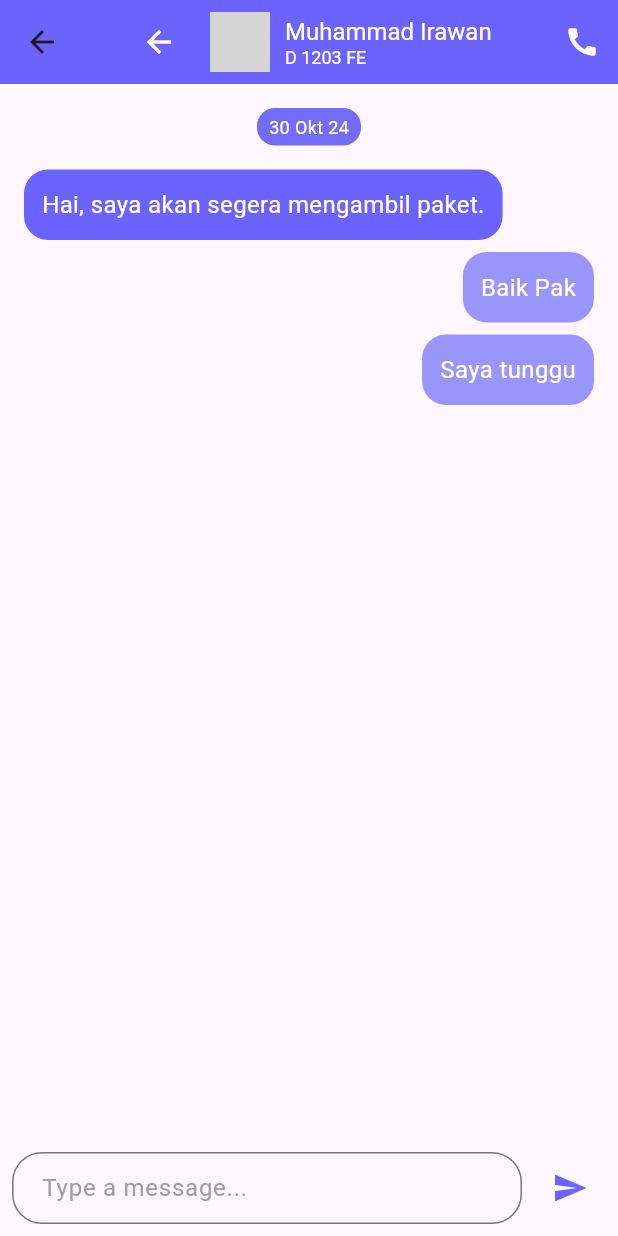
After one commit to Nizar-Rasyiid/sendit_mobile, a Flutter app: the ChatPage screen opened directly, on a phone screen of 412 x 824 dp. The commit adds this screen. Run offline on Flutter 3.47's test engine with Material 3 defaults, Android fonts, the phone set to English and light mode, and no system bars; our stand-ins replace flutter_local_notifications, flutter_timezone, phosphor_flutter, timezone, wave; grey boxes are pictures that could not be loaded.

Commit message:
updatedChat

```diff
--- a/lib/home/homepage.dart
+++ b/lib/home/homepage.dart
@@ -35,7 +35,7 @@ class _HomePageState extends State<HomePage> {
                     setState(() {
                       _isPeriodicNotificationEnabled = value;
                       if (value) {
-                        LocalNotifications.showPeriodicNotifications(
+                        LocalNotifications.showSimpleNotification(
                           title: "Bro, paketnya udah dikirim?",
                           body: "Jangan sampai teman kamu nungguin terus!",
                           payload: "This is periodic data",
--- a/lib/main.dart
+++ b/lib/main.dart
@@ -13,9 +13,12 @@ import 'package:sendit/local_notifications.dart';
 import 'package:sendit/order/orderInformationPage.dart';
 import 'package:sendit/order/orderPage.dart';
 
+import 'package:sendit/order/order_chat.dart';
+
 import 'auth/login.dart';
 import 'auth/register.dart';
 import 'Kurir/Auth/LoginKurir.dart';
+import 'order/orderPage.dart';
 
 void main() async {
   WidgetsFlutterBinding.ensureInitialized();
--- a/lib/order/orderPage.dart
+++ b/lib/order/orderPage.dart
@@ -68,7 +68,7 @@ class _OrderPageState extends State<OrderPage> {
         elevation: 0,
         title: Row(
           children: [
-                        Image.asset(
+            Image.asset(
               'assets/sendit.png', // Pastikan untuk menambahkan aset ini
               height: 24,
               color: Colors.white,
--- /dev/null
+++ b/lib/order/order_chat.dart
@@ -0,0 +1,144 @@
+import 'package:flutter/material.dart';
+
+void main() {
+  runApp(MyApp());
+}
+
+class MyApp extends StatelessWidget {
+  @override
+  Widget build(BuildContext context) {
+    return MaterialApp(
+      home: ChatPage(),
+    );
+  }
+}
+
+class ChatPage extends StatelessWidget {
+  @override
+  Widget build(BuildContext context) {
+    return Scaffold(
+      appBar: AppBar(
+        backgroundColor: Color(0xFF6C63FF),
+        title: Row(
+          children: [
+            SizedBox(width: 10),
+            IconButton(
+              icon: Icon(Icons.arrow_back, color: Colors.white),
+              onPressed: () {
+                Navigator.of(context).pop();
+              },
+            ),
+            SizedBox(width: 10),
+            CircleAvatar(
+              backgroundImage:
+                  AssetImage('assets/profile.jpg'), // Add a profile image here
+            ),
+            SizedBox(width: 10),
+            Column(
+              crossAxisAlignment: CrossAxisAlignment.start,
+              children: [
+                Text(
+                  'Muhammad Irawan',
+                  style: TextStyle(fontSize: 16, color: Colors.white),
+                ),
+                Text(
+                  'D 1203 FE',
+                  style: TextStyle(fontSize: 12, color: Colors.white),
+                ),
+              ],
+            ),
+          ],
+        ),
+        actions: [
+          IconButton(
+            icon: Icon(Icons.call, color: Colors.white),
+            onPressed: () {},
+          ),
+        ],
+      ),
+      body: Column(
+        children: [
+          Expanded(
+            child: ListView(
+              padding: EdgeInsets.all(16),
+              children: [
+                Center(
+                  child: Container(
+                    padding: EdgeInsets.symmetric(vertical: 4, horizontal: 8),
+                    decoration: BoxDecoration(
+                      color: Color.fromARGB(255, 115, 108, 247),
+                      borderRadius: BorderRadius.circular(12),
+                    ),
+                    child: Text(
+                      '30 Okt 24',
+                      style: TextStyle(color: Colors.white, fontSize: 12),
+                    ),
+                  ),
+                ),
+                SizedBox(height: 16),
+                ChatBubble(
+                    isSender: false,
+                    message: "Hai, saya akan segera mengambil paket."),
+                SizedBox(height: 8),
+                ChatBubble(isSender: true, message: "Baik Pak"),
+                SizedBox(height: 8),
+                ChatBubble(isSender: true, message: "Saya tunggu"),
+              ],
+            ),
+          ),
+          Container(
+            padding: EdgeInsets.all(8),
+            child: Row(
+              children: [
+                Expanded(
+                  child: TextField(
+                    decoration: InputDecoration(
+                      hintText: 'Type a message...',
+                      hintStyle: TextStyle(color: Colors.grey),
+                      border: OutlineInputBorder(
+                        borderRadius: BorderRadius.circular(20),
+                      ),
+                      contentPadding: EdgeInsets.symmetric(horizontal: 16),
+                    ),
+                  ),
+                ),
+                SizedBox(width: 8),
+                IconButton(
+                  icon: Icon(Icons.send, color: Color(0xFF6C63FF)),
+                  onPressed: () {},
+                ),
+              ],
+            ),
+          ),
+        ],
+      ),
+    );
+  }
+}
+
+class ChatBubble extends StatelessWidget {
+  final bool isSender;
+  final String message;
+
+  ChatBubble({required this.isSender, required this.message});
+
+  @override
+  Widget build(BuildContext context) {
+    return Align(
+      alignment: isSender ? Alignment.centerRight : Alignment.centerLeft,
+      child: Container(
+        padding: EdgeInsets.all(12),
+        decoration: BoxDecoration(
+          color: isSender
+              ? Color.fromARGB(255, 154, 149, 251)
+              : const Color(0xFF6C63FF),
+          borderRadius: BorderRadius.circular(16),
+        ),
+        child: Text(
+          message,
+          style: TextStyle(fontSize: 16, color: Colors.white),
+        ),
+      ),
+    );
+  }
+}
--- a/lib/order/order_tracking_page.dart
+++ b/lib/order/order_tracking_page.dart
@@ -1,4 +1,5 @@
 import 'package:flutter/material.dart';
+import 'package:sendit/order/order_chat.dart';
 
 class OrderTrackingPage extends StatelessWidget {
   const OrderTrackingPage({super.key});
@@ -25,11 +26,7 @@ class OrderTrackingPage extends StatelessWidget {
             ),
             TextButton(
               onPressed: () {
-                Navigator.of(context).pop(); // Tutup dialog
-                // Kembali ke halaman order
-                Navigator.of(context).pushReplacementNamed('/orderPage'); // Ganti dengan nama route yang sesuai
-                // Atau gunakan Navigator.pop() jika ingin kembali ke halaman sebelumnya
-                // Navigator.of(context).pop();
+                Navigator.of(context).pop();
               },
               child: const Text(
                 'Ya',
@@ -62,7 +59,10 @@ class OrderTrackingPage extends StatelessWidget {
           IconButton(
             icon: const Icon(Icons.chat),
             onPressed: () {
-              // Handle chat action
+              Navigator.push(
+                context,
+                MaterialPageRoute(builder: (context) => ChatPage()),
+              );
             },
             color: Colors.white,
           ),
@@ -120,7 +120,6 @@ class OrderTrackingPage extends StatelessWidget {
     );
   }
 
-  // ... (sisanya kode tetap sama seperti sebelumnya)
   Widget _buildTrackingStatus() {
     return Container(
       padding: const EdgeInsets.all(16.0),
@@ -285,8 +284,10 @@ Widget _buildCourierInfo() {
                 children: [
                   const SizedBox(width: 0), // Hapus padding kiri
                   IconButton(
-                  padding: EdgeInsets.zero, // Hapus padding internal icon button
-                  constraints: const BoxConstraints(), // Hapus constraints default
+                    padding:
+                        EdgeInsets.zero, // Hapus padding internal icon button
+                    constraints:
+                        const BoxConstraints(), // Hapus constraints default
                     icon: const Icon(Icons.chat, color: Color(0xFF6C63FF)),
                     onPressed: () {
                       // Handle chat action
@@ -294,8 +295,10 @@ Widget _buildCourierInfo() {
                   ),
                   const SizedBox(width: 24),
                   IconButton(
-                  padding: EdgeInsets.zero, // Hapus padding internal icon button
-                  constraints: const BoxConstraints(), // Hapus constraints default
+                    padding:
+                        EdgeInsets.zero, // Hapus padding internal icon button
+                    constraints:
+                        const BoxConstraints(), // Hapus constraints default
                     icon: const Icon(Icons.phone, color: Color(0xFF6C63FF)),
                     onPressed: () {
                       // Handle call action
@@ -375,7 +378,8 @@ Widget _buildCourierInfo() {
     );
   }
 
-  Widget _buildPaymentDetailRow(String title, String amount, {bool isTotal = false}) {
+  Widget _buildPaymentDetailRow(String title, String amount,
+      {bool isTotal = false}) {
     return Row(
       mainAxisAlignment: MainAxisAlignment.spaceBetween,
       children: [
```
Lines whose indentation alone changed are shown as unchanged.
